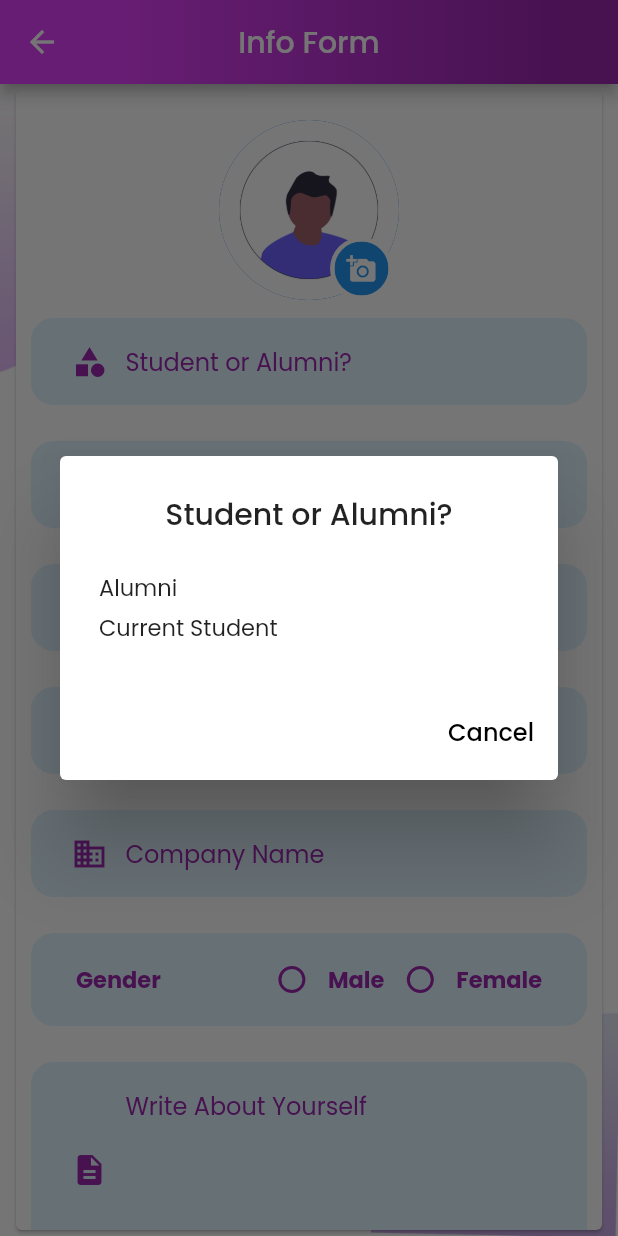
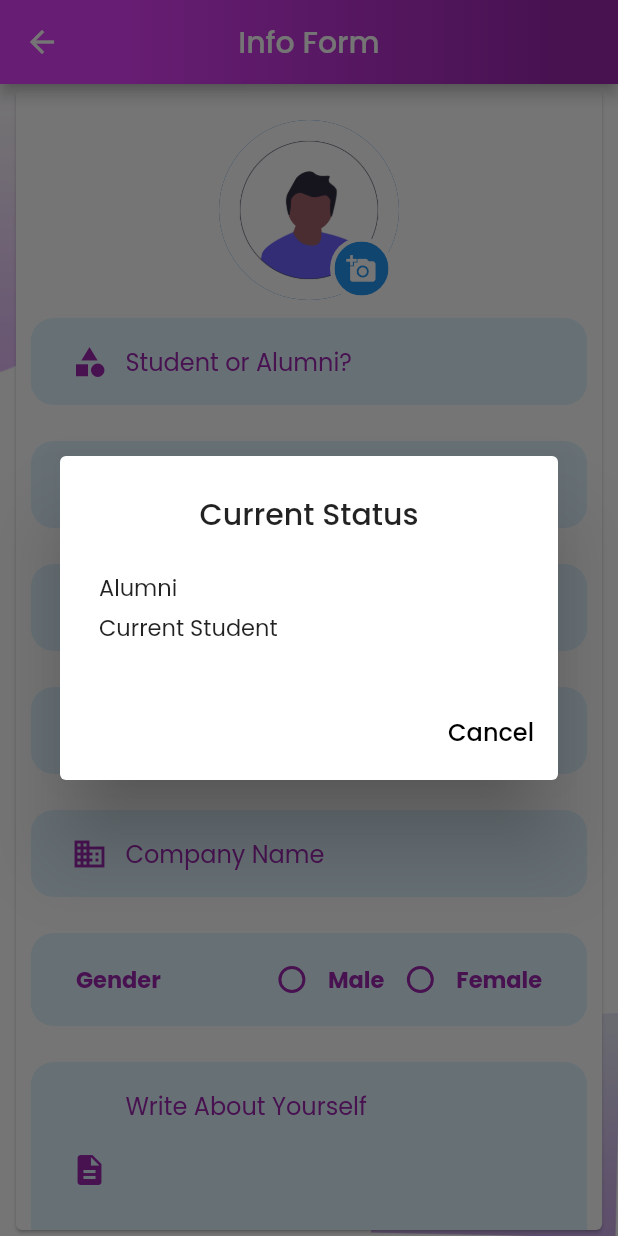
Before and after one commit to ARASHFAQUE/LU-Insiders, a Flutter app: the FormInfo screen opened directly, after a tap on "Student or Alumni?", on a phone screen of 412 x 824 dp. Run offline on Flutter 3.47's test engine with Material 2 defaults, Android fonts, the phone set to English and light mode, and no system bars; our stand-ins replace cloud_firestore, curved_navigation_bar, file_picker, firebase_auth, firebase_core, firebase_database and 7 more; missing offline and left inert: image_picker_android; accounts and stored records are empty.

Commit message:
third commit

```diff
--- a/lib/view/information_form/form_info.dart
+++ b/lib/view/information_form/form_info.dart
@@ -113,7 +113,7 @@ class _FormInfoState extends State<FormInfo> {
           return AlertDialog(
             backgroundColor: Colors.white,
             title: const Text(
-              "Student or Alumni?",
+              "Current Status",
               textAlign: TextAlign.center,
               style: TextStyle(
                 fontSize: 20,
```
